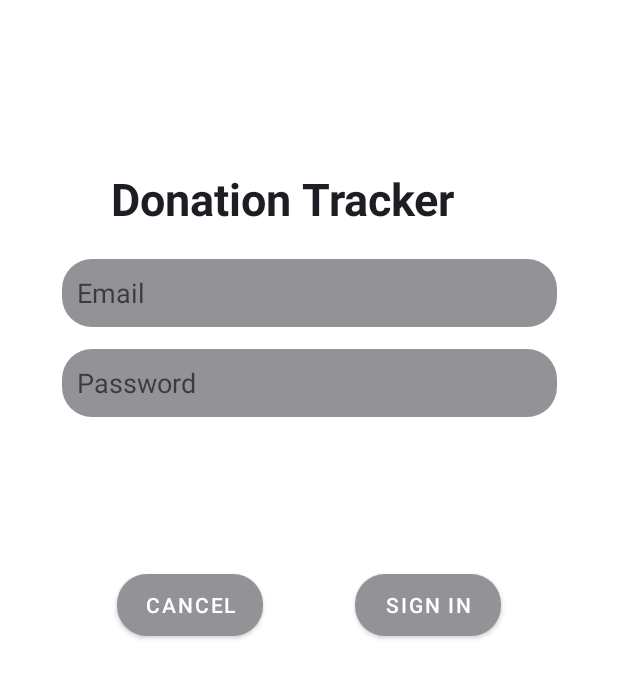
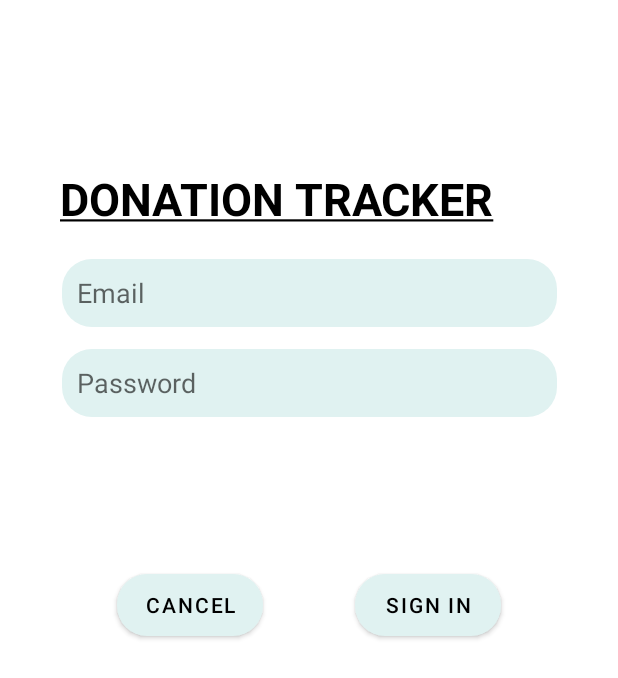
Before and after one commit to CS2340-Fall2018-Team74/Donation-Tracker, an Android app: the SignInActivity screen opened directly, with no data from a screen before it, on a phone screen of 412 x 824 dp. Shown: the top 678 px of the screen. Run offline under Robolectric (Android 15) with nearby library versions, the phone set to English and light mode, and no system bars.

Commit message:
position and color changed

```diff
--- a/app/src/main/res/layout/activity_sign_in.xml
+++ b/app/src/main/res/layout/activity_sign_in.xml
@@ -22,7 +22,7 @@
         android:layout_width="376dp"
         android:layout_height="wrap_content"
         android:layout_marginTop="112dp"
-        android:text="Donation Tracker"
+        android:text="@string/app_name"
         android:textAlignment="center"
         android:textColor="@color/title"
         android:textSize="30sp"
@@ -34,9 +34,9 @@
         android:id="@+id/email_SI"
         android:layout_width="330dp"
         android:layout_height="45dp"
+        android:layout_marginEnd="8dp"
         android:layout_marginStart="8dp"
         android:layout_marginTop="20dp"
-        android:layout_marginEnd="8dp"
         android:background="@drawable/edit_round"
         android:ems="10"
         android:hint="Email"
@@ -67,11 +67,12 @@
         android:id="@+id/button_signIn_SI"
         android:layout_width="97dp"
         android:layout_height="53dp"
+        android:layout_marginBottom="8dp"
+        android:layout_marginEnd="32dp"
         android:layout_marginStart="8dp"
         android:layout_marginTop="8dp"
-        android:layout_marginEnd="32dp"
-        android:layout_marginBottom="8dp"
         android:text="Sign in"
+        android:textColor="#000000"
         app:cornerRadius="20dp"
         app:layout_constraintBottom_toBottomOf="parent"
         app:layout_constraintEnd_toEndOf="parent"
@@ -84,11 +85,12 @@
         android:id="@+id/button_cancel_SI"
         android:layout_width="97dp"
         android:layout_height="53dp"
+        android:layout_marginBottom="8dp"
+        android:layout_marginEnd="8dp"
         android:layout_marginStart="32dp"
         android:layout_marginTop="8dp"
-        android:layout_marginEnd="8dp"
-        android:layout_marginBottom="8dp"
         android:text="Cancel"
+        android:textColor="#000000"
         app:cornerRadius="20dp"
         app:layout_constraintBottom_toBottomOf="parent"
         app:layout_constraintEnd_toStartOf="@+id/button_signIn_SI"
--- a/app/src/main/res/layout/activity_sign_out.xml
+++ b/app/src/main/res/layout/activity_sign_out.xml
@@ -33,10 +33,10 @@
         style="?android:textAppearanceSmall"
         android:layout_width="match_parent"
         android:layout_height="53dp"
+        android:layout_marginBottom="@dimen/activity_vertical_margin"
         android:layout_marginTop="340dp"
-        android:layout_marginBottom="@dimen/activity_vertical_margin"
         android:text="@string/log_out"
-        android:textColor="@android:color/background_light"
+        android:textColor="#000000"
         android:textStyle="bold"
         app:cornerRadius="20dp" />
 
--- a/app/src/main/res/layout/activity_welcome.xml
+++ b/app/src/main/res/layout/activity_welcome.xml
@@ -4,7 +4,8 @@
     xmlns:tools="http://schemas.android.com/tools"
     android:id="@+id/relativeLayout"
     android:layout_width="match_parent"
-    android:layout_height="match_parent">
+    android:layout_height="match_parent"
+    android:background="@color/background">
 
     <TextView
         android:id="@+id/app_name"
@@ -33,6 +34,7 @@
         android:background="@android:color/darker_gray"
         android:elevation="0dp"
         android:text="Sign in"
+        android:textColor="#000000"
         android:textSize="18sp"
         app:cornerRadius="10dp"
         app:layout_constraintBottom_toBottomOf="parent"
@@ -51,6 +53,7 @@
         android:layout_marginTop="16dp"
         android:background="@android:color/darker_gray"
         android:text="Sign up"
+        android:textColor="#000000"
         android:textSize="18sp"
         app:cornerRadius="10dp"
         app:layout_constraintEnd_toEndOf="parent"
--- a/app/src/main/res/values/colors.xml
+++ b/app/src/main/res/values/colors.xml
@@ -1,7 +1,8 @@
 <?xml version="1.0" encoding="utf-8"?>
 <resources>
-    <color name="colorPrimary">#939397</color>
-    <color name="colorPrimaryDark">#bfbebf</color>
-    <color name="colorAccent">#5a585c</color>
-    <color name="title">#1f1d23</color>
+    <color name="colorPrimary">#e0f2f1</color>
+    <color name="colorPrimaryDark">#62757f</color>
+    <color name="colorAccent">#b2dfdb</color>
+    <color name="title">#000000</color>
+    <color name="background">#FFFFFF</color>
 </resources>
--- a/app/src/main/res/values/strings.xml
+++ b/app/src/main/res/values/strings.xml
@@ -1,5 +1,5 @@
 <resources>
-    <string name="app_name"><u> Donation tracker </u> </string>
+    <string name="app_name"><u>DONATION TRACKER</u> </string>
 
     <!-- Strings related to login -->
     <string name="prompt_email">Email</string>
```
Also changed, not shown: app/src/main/res/drawable/logo.png.
